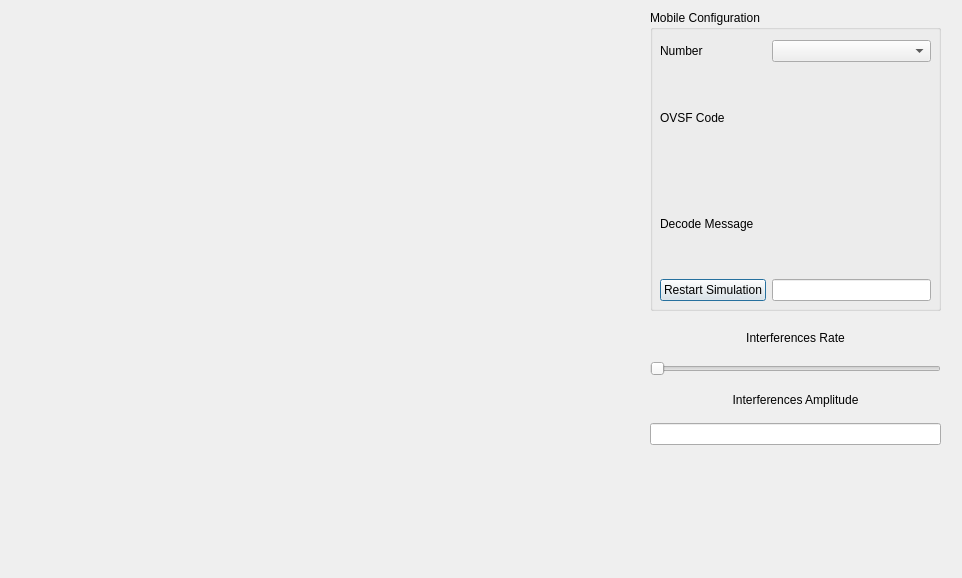
Old version of the form gui.ui in the repository Vskilet/UMTS-Multiplexing.
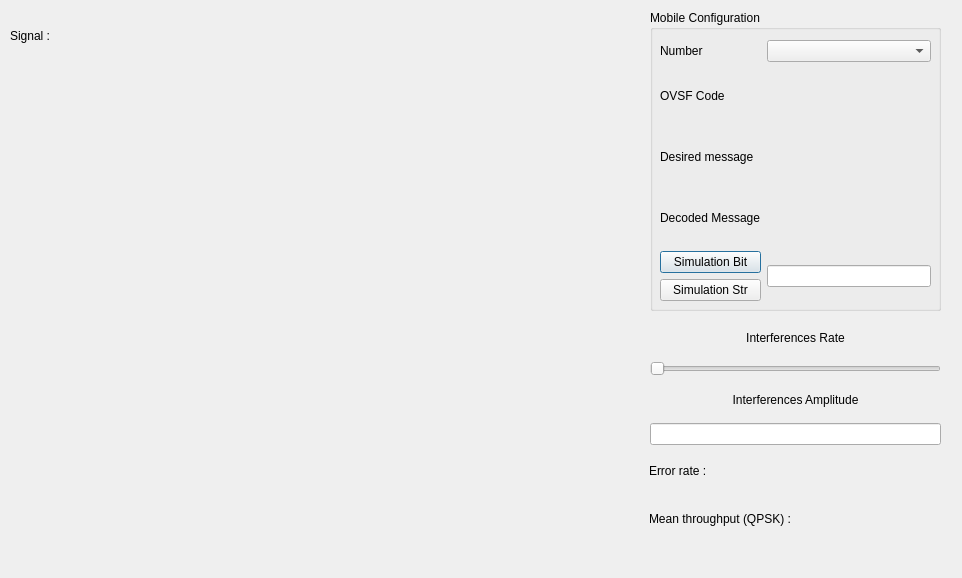
New version of the form.

```diff
--- a/gui.ui
+++ b/gui.ui
@@ -49,10 +49,7 @@
        </property>
       </widget>
      </item>
-     <item row="6" column="1">
-      <widget class="QLineEdit" name="LineEditNbPhone"/>
-     </item>
-     <item row="4" column="1">
+     <item row="5" column="1">
       <widget class="QLabel" name="LabelTextDecodeMessage">
        <property name="text">
         <string/>
@@ -69,20 +66,44 @@
      <item row="2" column="1">
       <widget class="QComboBox" name="ComboBoxNumber"/>
      </item>
-     <item row="4" column="0">
+     <item row="5" column="0">
       <widget class="QLabel" name="LabelDecodeMessage">
        <property name="text">
-        <string>Decode Message</string>
+        <string>Decoded Message</string>
        </property>
       </widget>
      </item>
-     <item row="6" column="0">
+     <item row="7" column="0">
       <widget class="QPushButton" name="ButtonNewSimulation">
        <property name="text">
-        <string>Restart Simulation</string>
+        <string>Simulation Bit</string>
        </property>
       </widget>
      </item>
+     <item row="4" column="1">
+      <widget class="QLabel" name="LabelTextDesiredMessage">
+       <property name="text">
+        <string/>
+       </property>
+      </widget>
+     </item>
+     <item row="4" column="0">
+      <widget class="QLabel" name="LabelDesired">
+       <property name="text">
+        <string>Desired message</string>
+       </property>
+      </widget>
+     </item>
+     <item row="8" column="0">
+      <widget class="QPushButton" name="pushButton">
+       <property name="text">
+        <string>Simulation Str</string>
+       </property>
+      </widget>
+     </item>
+     <item row="7" column="1" rowspan="2">
+      <widget class="QLineEdit" name="LineEditNbPhone"/>
+     </item>
     </layout>
    </widget>
   </widget>
@@ -145,15 +166,68 @@
    <property name="geometry">
     <rect>
      <x>8</x>
-     <y>7</y>
+     <y>77</y>
      <width>641</width>
-     <height>561</height>
+     <height>491</height>
     </rect>
    </property>
    <property name="text">
     <string/>
    </property>
   </widget>
+  <widget class="QWidget" name="verticalLayoutWidget_2">
+   <property name="geometry">
+    <rect>
+     <x>649</x>
+     <y>449</y>
+     <width>291</width>
+     <height>91</height>
+    </rect>
+   </property>
+   <layout class="QGridLayout" name="gridLayout_2">
+    <item row="1" column="0">
+     <widget class="QLabel" name="LabelThroughputTitle">
+      <property name="text">
+       <string>Mean throughput (QPSK) :</string>
+      </property>
+     </widget>
+    </item>
+    <item row="0" column="0">
+     <widget class="QLabel" name="LabelErrorRateTitle">
+      <property name="text">
+       <string>Error rate :</string>
+      </property>
+     </widget>
+    </item>
+    <item row="0" column="1">
+     <widget class="QLabel" name="LabelErrorRate">
+      <property name="text">
+       <string/>
+      </property>
+     </widget>
+    </item>
+    <item row="1" column="1">
+     <widget class="QLabel" name="LabelThroughput">
+      <property name="text">
+       <string/>
+      </property>
+     </widget>
+    </item>
+   </layout>
+  </widget>
+  <widget class="QLabel" name="LabelSignal">
+   <property name="geometry">
+    <rect>
+     <x>10</x>
+     <y>10</y>
+     <width>641</width>
+     <height>51</height>
+    </rect>
+   </property>
+   <property name="text">
+    <string>Signal :</string>
+   </property>
+  </widget>
  </widget>
  <resources/>
  <connections/>
```
